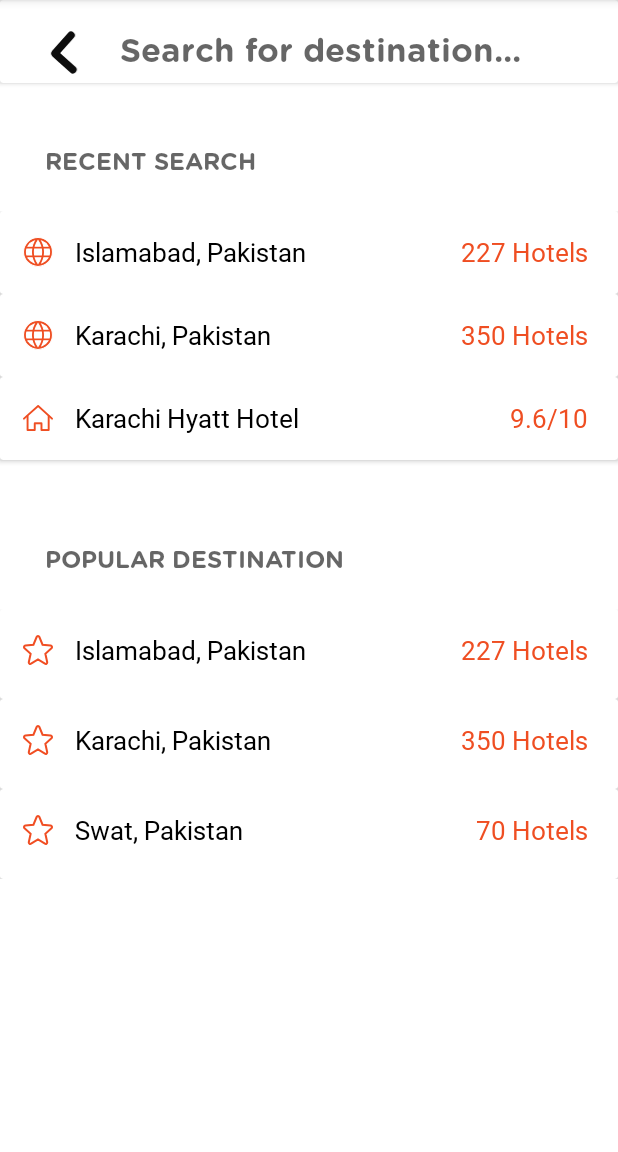
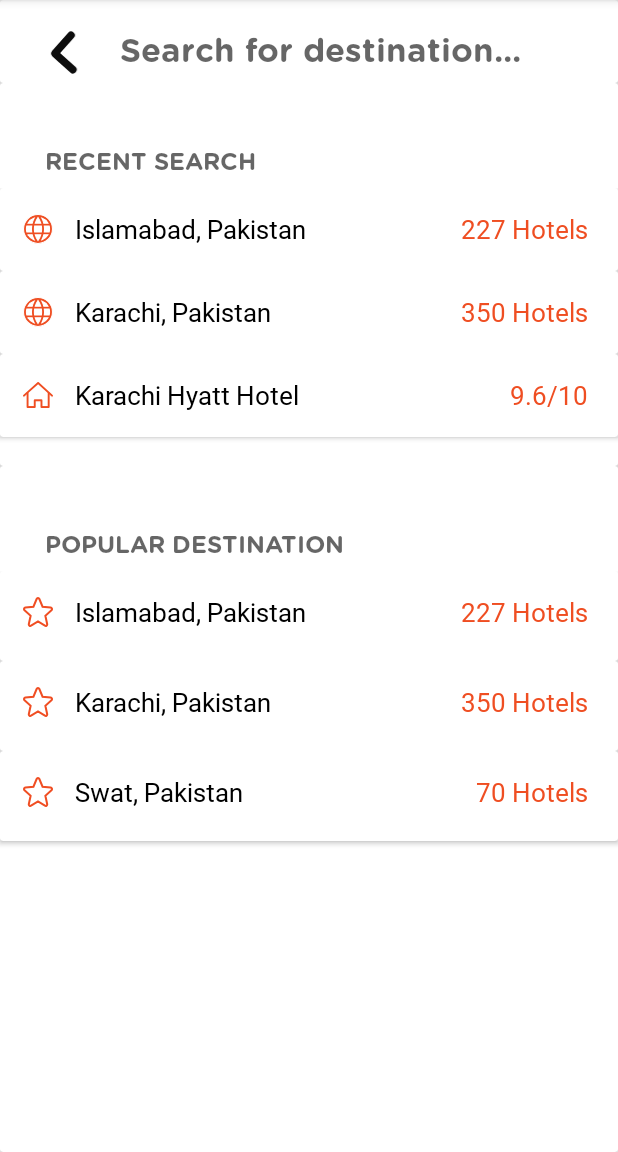
Before and after one commit to nouman277/SecondScreen, an Android app: the screen it shows after launch (MainActivity), on a phone screen of 412 x 824 dp, the part 84-1236 px from its top. Run offline under Robolectric (Android 15) with nearby library versions, the phone set to English and light mode, and no system bars; our stand-ins replace Firebase (no records; nobody signed in at launch, a user with empty details on screens opened directly), Picasso.

Commit message:
fully completed

```diff
--- a/app/src/main/res/layout/activity_main.xml
+++ b/app/src/main/res/layout/activity_main.xml
@@ -28,25 +28,35 @@
         />
 
 </androidx.cardview.widget.CardView>
-
+<androidx.cardview.widget.CardView
+    android:layout_width="match_parent"
+    android:layout_height="255dp">
     <TextView
         android:layout_width="wrap_content"
         android:layout_height="45dp"
         android:layout_marginLeft="30dp"
         android:textSize="16sp"
         android:hint="RECENT SEARCH"
+        android:textColor="#D2D2D2"
         android:fontFamily="@font/gothamrounded_bold"
+
         android:layout_marginTop="40dp"/>
 
     <androidx.recyclerview.widget.RecyclerView
         android:layout_width="match_parent"
-        android:layout_height="180dp"
+        android:layout_height="match_parent"
+        android:layout_marginTop="70dp"
         android:id="@+id/recyclerViewRS"
         app:layoutManager="LinearLayoutManager"/>
+</androidx.cardview.widget.CardView>
+    <androidx.cardview.widget.CardView
+        android:layout_width="match_parent"
+        android:layout_height="match_parent">
     <TextView
         android:layout_width="wrap_content"
         android:layout_height="45dp"
         android:layout_marginLeft="30dp"
+        android:textColor="#D2D2D2"
         android:textSize="16sp"
         android:hint="POPULAR DESTINATION"
         android:fontFamily="@font/gothamrounded_bold"
@@ -54,11 +64,12 @@
 
     <androidx.recyclerview.widget.RecyclerView
         android:layout_width="match_parent"
-        android:layout_height="180dp"
+        android:layout_height="match_parent"
         android:id="@+id/recyclerViewPD"
+        android:layout_marginTop="70dp"
         />
 
-
+    </androidx.cardview.widget.CardView>
 
 
 
```
